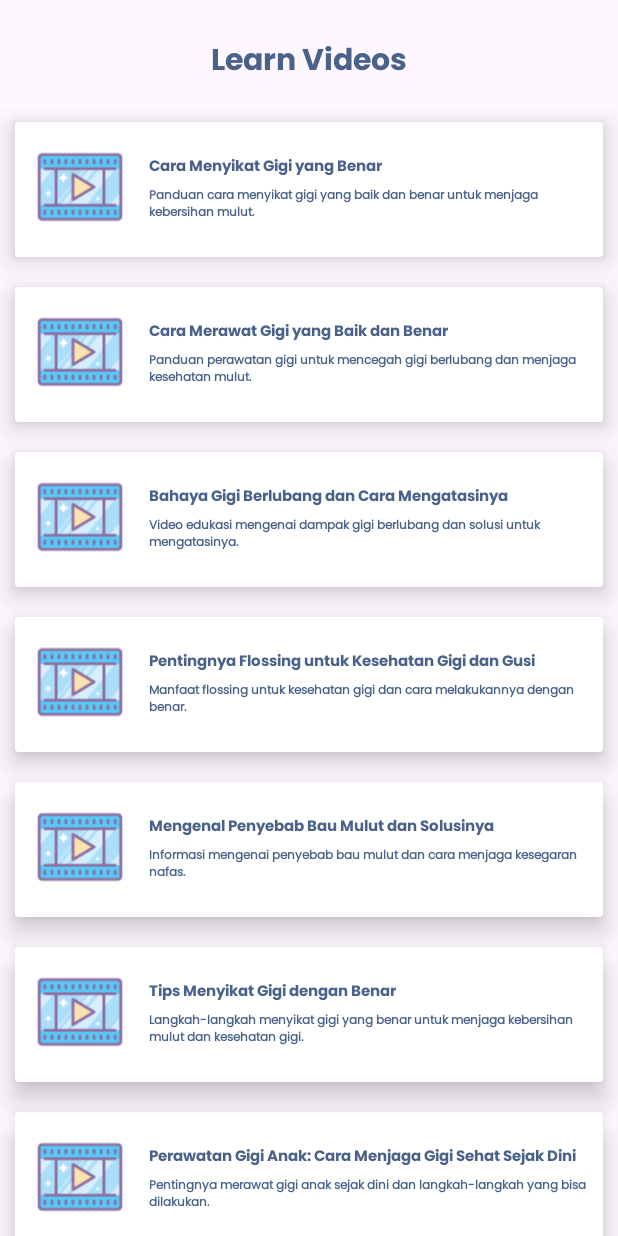
After one commit to kbdp1305/Oral-Health-Plus, an Android app: the ListVideoActivity screen opened directly, with no data from a screen before it, on a phone screen of 412 x 824 dp. The commit adds this screen. Run offline under Robolectric (Android 15) with nearby library versions, the phone set to English and light mode, and no system bars.

Commit message:
add list video and youtube view

```diff
--- a/app/src/main/AndroidManifest.xml
+++ b/app/src/main/AndroidManifest.xml
@@ -14,6 +14,12 @@
         android:supportsRtl="true"
         android:theme="@style/Theme.OralDiseasesApp"
         tools:targetApi="31">
+        <activity
+            android:name=".video.ListVideoActivity"
+            android:exported="false" />
+        <activity
+            android:name=".video.VideoActivity"
+            android:exported="false" />
         <activity
             android:name=".register.RegisterActivity"
             android:exported="false" />
--- a/app/src/main/java/com/example/oraldiseasesapp/onboarding/OnBoardingActivity.kt
+++ b/app/src/main/java/com/example/oraldiseasesapp/onboarding/OnBoardingActivity.kt
@@ -13,6 +13,7 @@ import androidx.viewpager2.widget.ViewPager2
 import com.example.oraldiseasesapp.gemini.ChatbotActivity
 import com.example.oraldiseasesapp.R
 import com.example.oraldiseasesapp.databinding.ActivityOnBoardingBinding
+import com.example.oraldiseasesapp.video.ListVideoActivity
 
 class OnBoardingActivity : AppCompatActivity() {
 
@@ -39,7 +40,7 @@ class OnBoardingActivity : AppCompatActivity() {
                 OnBoardingItem(
                     R.raw.animation3,
                     "Enjoy The App!",
-                    " Sudah siap menjaga kesehatan mulut? Mulai dengan memilih fitur yang ingin Anda gunakan. Jangan ragu untuk menjelajahi aplikasi ini lebih lanjut!"
+                    "Ready to take care of your oral health? Start by selecting the features you want to use. Feel free to explore the app further!"
                 )
             )
         )
@@ -58,7 +59,7 @@ class OnBoardingActivity : AppCompatActivity() {
             if (binding.onboardingViewPager.currentItem + 1 < onboardingAdapter.itemCount) {
                 binding.onboardingViewPager.currentItem += binding.onboardingViewPager.currentItem
             } else {
-                val intent = Intent(this, ChatbotActivity::class.java)
+                val intent = Intent(this, ListVideoActivity::class.java)
                 startActivity(intent)
             }
         }
--- /dev/null
+++ b/app/src/main/java/com/example/oraldiseasesapp/video/ItemsVideoViewModel.kt
@@ -0,0 +1,7 @@
+package com.example.oraldiseasesapp.video
+
+data class ItemsVideoViewModel(
+    val videoId: String,
+    val title: String,
+    val desc: String
+)
--- /dev/null
+++ b/app/src/main/java/com/example/oraldiseasesapp/video/ListVideoActivity.kt
@@ -0,0 +1,29 @@
+package com.example.oraldiseasesapp.video
+
+import android.content.Intent
+import android.os.Bundle
+import androidx.appcompat.app.AppCompatActivity
+import com.example.oraldiseasesapp.R
+import androidx.recyclerview.widget.LinearLayoutManager
+import com.example.oraldiseasesapp.databinding.ActivityListVideoBinding
+
+class ListVideoActivity : AppCompatActivity() {
+
+    private lateinit var binding: ActivityListVideoBinding
+
+    override fun onCreate(savedInstanceState: Bundle?) {
+        super.onCreate(savedInstanceState)
+        binding = ActivityListVideoBinding.inflate(layoutInflater)
+        setContentView(binding.root)
+
+        binding.rvVideo.layoutManager = LinearLayoutManager(this)
+        val adapter = ListVideoAdapter(VideoData.videoList) { videoItem ->
+            val intent = Intent(this, VideoActivity::class.java)
+            intent.putExtra("VIDEO_ID", videoItem.videoId)
+            intent.putExtra("TITLE", videoItem.title)
+            intent.putExtra("DESC", videoItem.desc)
+            startActivity(intent)
+        }
+        binding.rvVideo.adapter = adapter
+    }
+}
--- /dev/null
+++ b/app/src/main/java/com/example/oraldiseasesapp/video/ListVideoAdapter.kt
@@ -0,0 +1,33 @@
+package com.example.oraldiseasesapp.video
+
+import android.view.LayoutInflater
+import android.view.View
+import android.view.ViewGroup
+import android.widget.TextView
+import androidx.recyclerview.widget.RecyclerView
+import com.example.oraldiseasesapp.R
+
+class ListVideoAdapter(
+    private val videoList: List<ItemsVideoViewModel>,
+    private val onItemClick: (ItemsVideoViewModel) -> Unit
+) : RecyclerView.Adapter<ListVideoAdapter.ViewHolder>() {
+
+    override fun onCreateViewHolder(parent: ViewGroup, viewType: Int): ViewHolder {
+        val view = LayoutInflater.from(parent.context).inflate(R.layout.item_video, parent, false)
+        return ViewHolder(view)
+    }
+
+    override fun onBindViewHolder(holder: ViewHolder, position: Int) {
+        val videoItem = videoList[position]
+        holder.tvTitle.text = videoItem.title
+        holder.tvDesc.text = videoItem.desc
+        holder.itemView.setOnClickListener { onItemClick(videoItem) }
+    }
+
+    override fun getItemCount(): Int = videoList.size
+
+    class ViewHolder(itemView: View) : RecyclerView.ViewHolder(itemView) {
+        val tvTitle: TextView = itemView.findViewById(R.id.tv_title)
+        val tvDesc: TextView = itemView.findViewById(R.id.tv_desc)
+    }
+}
--- /dev/null
+++ b/app/src/main/java/com/example/oraldiseasesapp/video/VideoData.kt
@@ -0,0 +1,41 @@
+package com.example.oraldiseasesapp.video
+
+object VideoData {
+    val videoList = listOf(
+        ItemsVideoViewModel(
+            videoId = "DdVTN0bU7gI",
+            title = "Cara Menyikat Gigi yang Benar",
+            desc = "Panduan cara menyikat gigi yang baik dan benar untuk menjaga kebersihan mulut.",
+        ),
+        ItemsVideoViewModel(
+            videoId = "HlmJzj39cOQ",
+            title = "Cara Merawat Gigi yang Baik dan Benar",
+            desc = "Panduan perawatan gigi untuk mencegah gigi berlubang dan menjaga kesehatan mulut.",
+        ),
+        ItemsVideoViewModel(
+            videoId = "m-F_1e8Jd6c",
+            title = "Bahaya Gigi Berlubang dan Cara Mengatasinya",
+            desc = "Video edukasi mengenai dampak gigi berlubang dan solusi untuk mengatasinya.",
+        ),
+        ItemsVideoViewModel(
+            videoId = "K3IW4h58-v0",
+            title = "Pentingnya Flossing untuk Kesehatan Gigi dan Gusi",
+            desc = "Manfaat flossing untuk kesehatan gigi dan cara melakukannya dengan benar.",
+        ),
+        ItemsVideoViewModel(
+            videoId = "8SYu2tRx6r4",
+            title = "Mengenal Penyebab Bau Mulut dan Solusinya",
+            desc = "Informasi mengenai penyebab bau mulut dan cara menjaga kesegaran nafas.",
+        ),
+        ItemsVideoViewModel(
+            videoId = "Vh9HJ39sOEo",
+            title = "Tips Menyikat Gigi dengan Benar",
+            desc = "Langkah-langkah menyikat gigi yang benar untuk menjaga kebersihan mulut dan kesehatan gigi.",
+        ),
+        ItemsVideoViewModel(
+            videoId = "zd6NkYUDv58",
+            title = "Perawatan Gigi Anak: Cara Menjaga Gigi Sehat Sejak Dini",
+            desc = "Pentingnya merawat gigi anak sejak dini dan langkah-langkah yang bisa dilakukan.",
+        )
+    )
+}
--- /dev/null
+++ b/app/src/main/res/layout/activity_list_video.xml
@@ -0,0 +1,31 @@
+<?xml version="1.0" encoding="utf-8"?>
+<LinearLayout
+    xmlns:android="http://schemas.android.com/apk/res/android"
+    xmlns:tools="http://schemas.android.com/tools"
+    android:layout_width="match_parent"
+    android:layout_height="match_parent"
+    android:orientation="vertical"
+    tools:context=".video.ListVideoActivity">
+
+    <TextView
+        android:layout_width="wrap_content"
+        android:layout_height="wrap_content"
+        android:layout_marginStart="16dp"
+        android:layout_marginEnd="16dp"
+        android:layout_marginTop="24dp"
+        android:text="Learn Videos"
+        android:layout_gravity="center"
+        android:textColor="@color/primary"
+        android:fontFamily="@font/poppins_bold"
+        android:textSize="20sp"
+        android:textStyle="bold" />
+
+    <androidx.recyclerview.widget.RecyclerView
+        android:id="@+id/rv_video"
+        android:layout_width="match_parent"
+        android:layout_height="match_parent"
+        tools:itemCount="10"
+        android:layout_marginTop="12dp"
+        tools:listitem="@layout/item_video" />
+
+</LinearLayout>
--- /dev/null
+++ b/app/src/main/res/layout/item_video.xml
@@ -0,0 +1,64 @@
+<?xml version="1.0" encoding="utf-8"?>
+<androidx.cardview.widget.CardView
+    xmlns:android="http://schemas.android.com/apk/res/android"
+    xmlns:app="http://schemas.android.com/apk/res-auto"
+    android:layout_width="match_parent"
+    android:layout_height="90dp"
+    android:layout_margin="10dp"
+    app:cardElevation="10dp">
+
+    <LinearLayout
+        android:layout_width="match_parent"
+        android:layout_height="match_parent"
+        android:orientation="horizontal"
+        android:padding="5dp">
+
+        <ImageView
+            android:id="@+id/iv_video"
+            android:layout_width="60dp"
+            android:layout_height="60dp"
+            android:layout_marginStart="8dp"
+            android:layout_marginTop="8dp"
+            android:src="@drawable/video"
+             />
+
+        <LinearLayout
+            android:layout_width="match_parent"
+            android:layout_height="match_parent"
+            android:orientation="vertical"
+            android:layout_marginTop="8dp"
+            android:layout_marginBottom="8dp"
+            >
+
+            <TextView
+                android:id="@+id/tv_title"
+                android:layout_width="wrap_content"
+                android:layout_height="wrap_content"
+                android:layout_marginStart="16dp"
+                android:layout_marginTop="8dp"
+                android:text="Title"
+                android:textColor="@color/primary"
+                android:fontFamily="@font/poppins_bold"
+                android:textSize="10sp"
+                android:textStyle="bold" />
+
+            <TextView
+                android:id="@+id/tv_desc"
+                android:layout_width="wrap_content"
+                android:layout_height="wrap_content"
+                android:layout_marginStart="16dp"
+                android:layout_marginTop="3dp"
+                android:text="Desc"
+                android:textColor="@color/primary"
+                android:fontFamily="@font/poppins"
+                android:textSize="8sp"
+                android:textStyle="bold" />
+
+
+        </LinearLayout>
+
+    </LinearLayout>
+
+
+
+</androidx.cardview.widget.CardView>
```
Also changed, not shown: app/build.gradle.kts (+8 -0 lines), app/src/main/java/com/example/oraldiseasesapp/video/VideoActivity.kt (added, +58 -0 lines), app/src/main/res/layout/activity_video.xml (added, +48 -0 lines), app/src/main/res/drawable/video.png (added).
